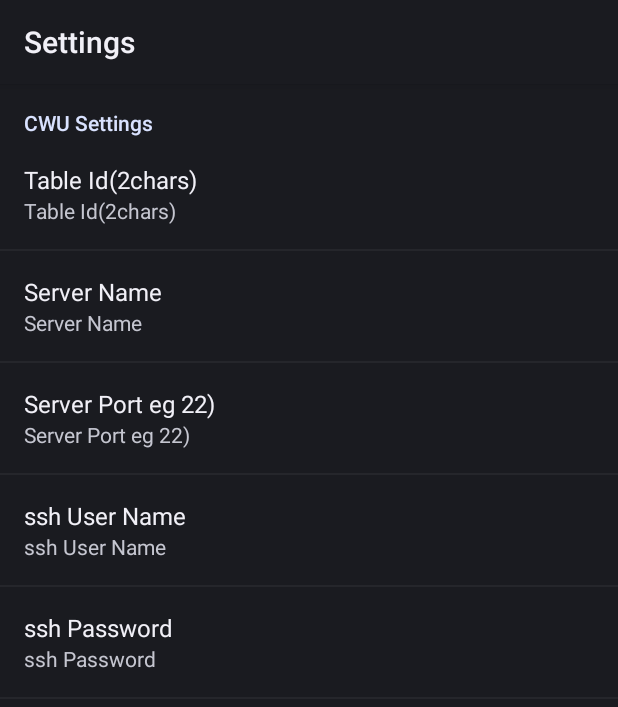
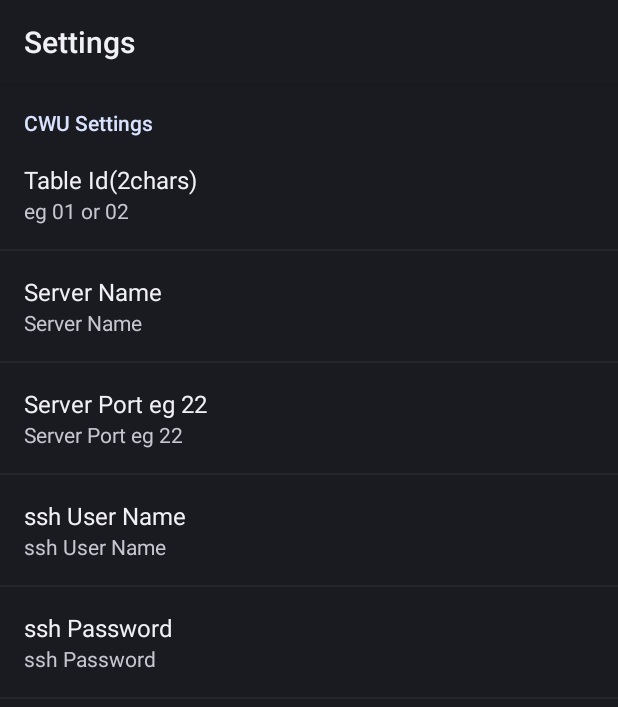
Before and after one commit to pdrage/AndroidCamera, an Android app: the UserSettingActivity screen opened directly, with no data from a screen before it, on a phone screen of 412 x 824 dp. Shown: the top 707 px of the screen. Run offline under Robolectric (Android 15) with nearby library versions, the phone set to English and light mode, and no system bars; network calls fail.

```diff
--- a/FirstTest/src/main/res/values/strings.xml
+++ b/FirstTest/src/main/res/values/strings.xml
@@ -9,8 +9,9 @@
 
 
     <string name="pref_tablet_id">Table Id(2chars)</string>
+    <string name="pref_tablet_id_summ">eg 01 or 02</string>
     <string name="pref_server_name">Server Name</string>
-    <string name="pref_server_port">Server Port eg 22)</string>
+    <string name="pref_server_port">Server Port eg 22</string>
     <string name="pref_user_name">ssh User Name</string>
     <string name="pref_password">ssh Password</string>
 
--- a/FirstTest/src/main/res/xml/settings.xml
+++ b/FirstTest/src/main/res/xml/settings.xml
@@ -4,7 +4,7 @@
     <PreferenceCategory android:title="@string/pref_CWU_settings" >
         <EditTextPreference
             android:title="@string/pref_tablet_id"
-            android:summary="@string/pref_tablet_id"
+            android:summary="@string/pref_tablet_id_summ"
             android:key="prefTabletId"/>
 
         <EditTextPreference
```
